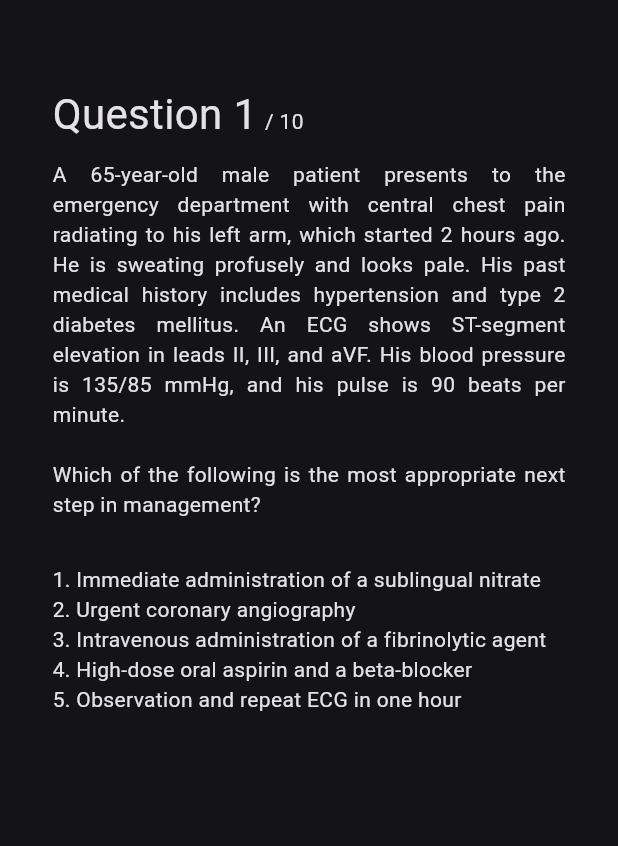
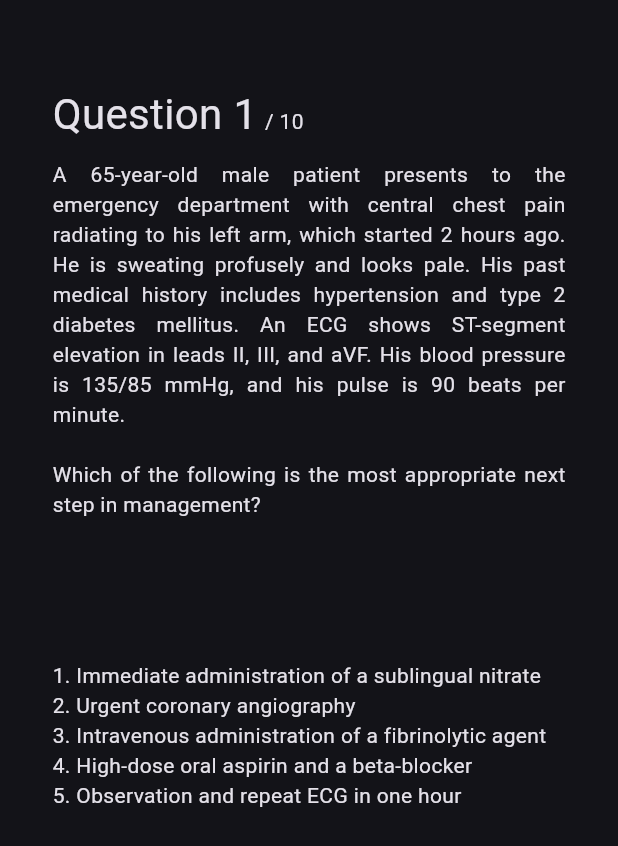
Before and after one commit to anchit-chandran/med_sba, a Flutter app: the screen it shows after launch, on a phone screen of 412 x 824 dp. Shown: the top 846 px of the screen. Run offline on Flutter 3.47's test engine with Material 3 defaults, Android fonts, the light colour scheme and no system bars; missing offline and left inert: dart:ffi.

Commit message:
adds layout spacing
Signed-off-by: anchit-chandran <anchit97123@gmail.com>

```diff
--- a/lib/main.dart
+++ b/lib/main.dart
@@ -69,6 +69,10 @@
           child: Column(
             crossAxisAlignment: CrossAxisAlignment.center,
             children: [
+              Expanded(
+                flex: 1,
+                child: Column(
+                  children: [
                     Progress(
                       questionNumber: questionNumber,
                       questionTotal: questionTotal,
@@ -76,8 +80,16 @@
                     QuestionStem(
                       stem: stem,
                     ),
-              Answers(
+                  ],
+                ),
+              ),
+              Expanded(
+                flex: 1,
+                child: Container(
+                  child: Answers(
                     answers: answers,
+                  ),
+                ),
               ),
             ],
           ),
@@ -121,14 +133,9 @@
   Widget build(BuildContext context) {
     final allAnswerRows = constructAnswerRows(answers: answers);
 
-    return Container(
-      margin: EdgeInsets.only(
-        top: 20.0,
-      ),
-      child: Column(
-        mainAxisAlignment: MainAxisAlignment.end,
+    return Column(
+      // mainAxisAlignment: MainAxisAlignment.end,
       children: allAnswerRows,
-      ),
     );
   }
 }
```
Lines whose indentation alone changed are shown as unchanged.
